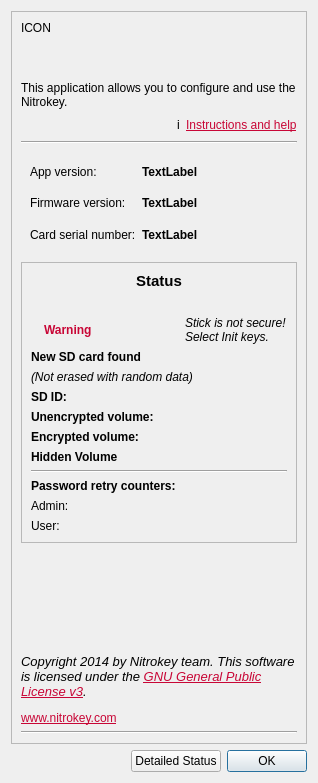
Old version of the form ui/aboutdialog.ui in the repository Nitrokey/nitrokey-app.
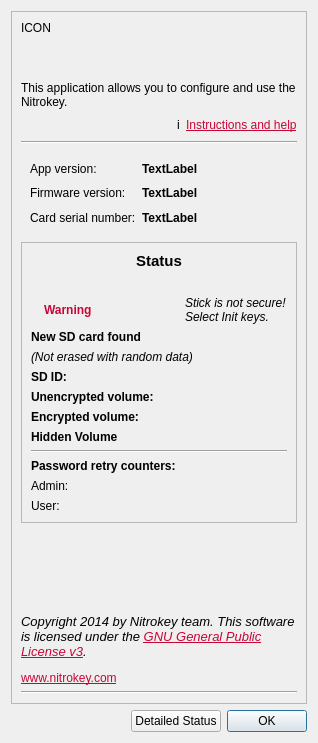
New version of the form. Icons and pictures are not drawn.

Commit message: size of aboutdialog

The edit to the form file:
```diff
--- a/ui/aboutdialog.ui
+++ b/ui/aboutdialog.ui
@@ -7,7 +7,7 @@
     <x>0</x>
     <y>0</y>
     <width>318</width>
-    <height>783</height>
+    <height>743</height>
    </rect>
   </property>
   <property name="sizePolicy">
```
